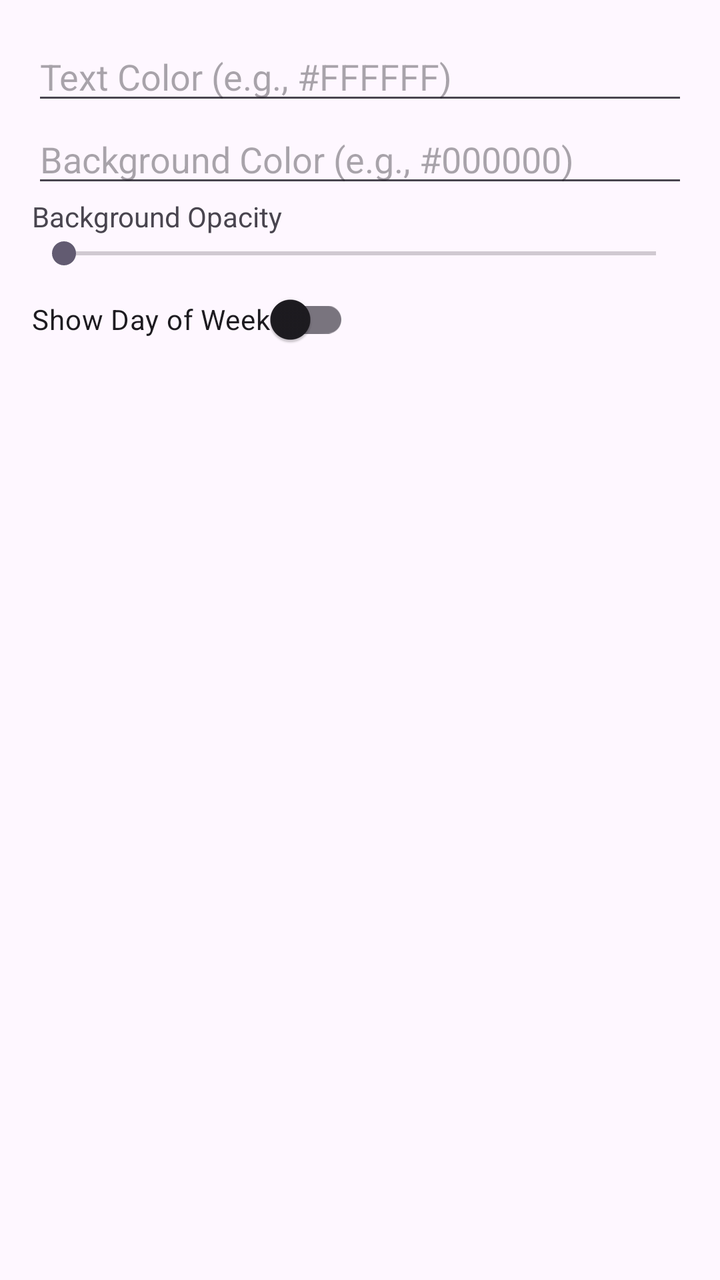
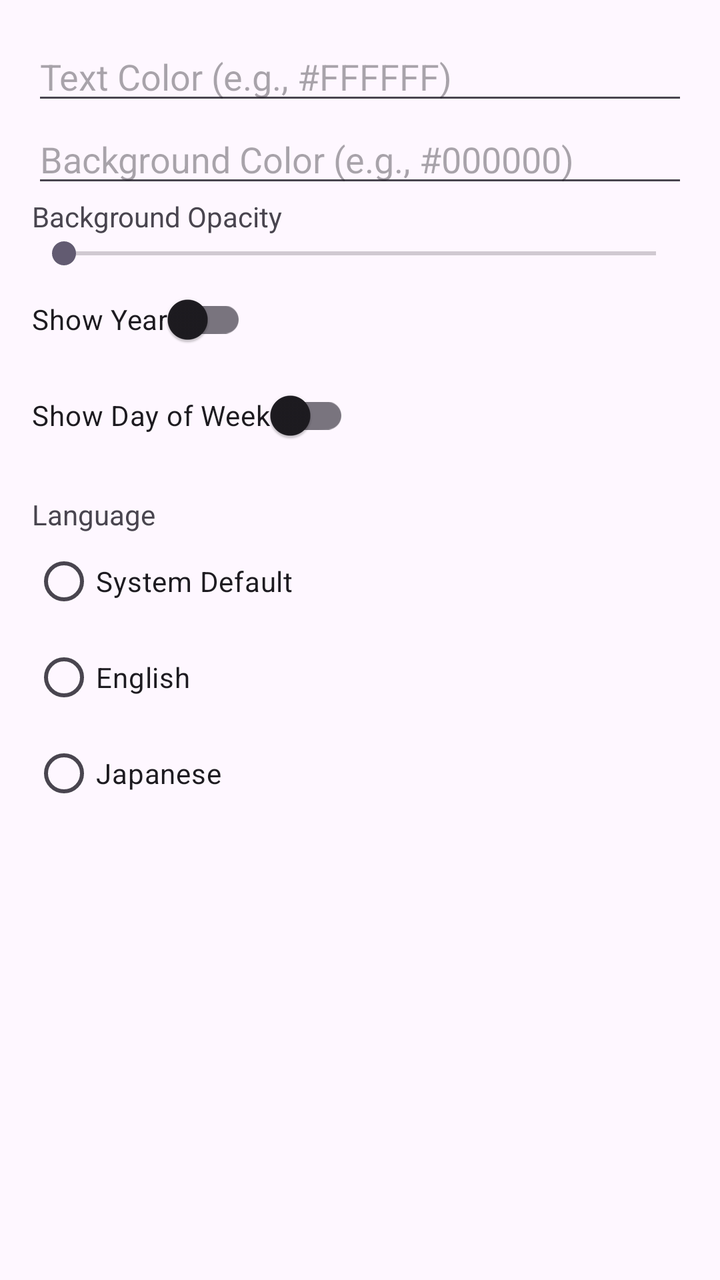

The first picture is an Android layout as it rendered before a commit; the second is the same layout after the commit. The layout source and the unified diff follow.
<!-- AndroidManifest.xml: application theme Theme.Onlydate -->
<!-- res/layout/activity_widget_config.xml -->
<?xml version="1.0" encoding="utf-8"?>
<LinearLayout xmlns:android="http://schemas.android.com/apk/res/android"
    android:layout_width="match_parent"
    android:layout_height="match_parent"
    android:orientation="vertical"
    android:padding="16dp">

    <EditText
        android:id="@+id/text_color_input"
        android:layout_width="match_parent"
        android:layout_height="wrap_content"
        android:hint="Text Color (e.g., #FFFFFF)" />

    <EditText
        android:id="@+id/background_color_input"
        android:layout_width="match_parent"
        android:layout_height="wrap_content"
        android:hint="Background Color (e.g., #000000)" />

    <TextView
        android:layout_width="wrap_content"
        android:layout_height="wrap_content"
        android:text="Background Opacity" />

    <SeekBar
        android:id="@+id/opacity_seekbar"
        android:layout_width="match_parent"
        android:layout_height="wrap_content"
        android:max="255" />

    <androidx.appcompat.widget.SwitchCompat
        android:id="@+id/show_day_of_week_switch"
        android:layout_width="wrap_content"
        android:layout_height="wrap_content"
        android:text="Show Day of Week" />


</LinearLayout>
<!-- resources referenced by this layout -->
<resources>
  <style name="Theme.Onlydate" parent="Base.Theme.Onlydate" />
  <style name="Base.Theme.Onlydate" parent="Theme.Material3.DayNight.NoActionBar">
          
          
      </style>
</resources>

<!-- the commit's change to res/layout/activity_widget_config.xml (unified diff, before → after) -->
@@ -29,10 +29,47 @@
         android:max="255" />
 
     <androidx.appcompat.widget.SwitchCompat
+        android:id="@+id/show_year_switch"
+        android:layout_width="wrap_content"
+        android:layout_height="wrap_content"
+        android:text="Show Year" />
+
+    <androidx.appcompat.widget.SwitchCompat
         android:id="@+id/show_day_of_week_switch"
         android:layout_width="wrap_content"
         android:layout_height="wrap_content"
         android:text="Show Day of Week" />
 
+    <TextView
+        android:layout_width="wrap_content"
+        android:layout_height="wrap_content"
+        android:layout_marginTop="16dp"
+        android:text="Language" />
+
+    <RadioGroup
+        android:id="@+id/language_radio_group"
+        android:layout_width="match_parent"
+        android:layout_height="wrap_content"
+        android:orientation="vertical">
+
+        <RadioButton
+            android:id="@+id/lang_system"
+            android:layout_width="wrap_content"
+            android:layout_height="wrap_content"
+            android:text="System Default" />
+
+        <RadioButton
+            android:id="@+id/lang_english"
+            android:layout_width="wrap_content"
+            android:layout_height="wrap_content"
+            android:text="English" />
+
+        <RadioButton
+            android:id="@+id/lang_japanese"
+            android:layout_width="wrap_content"
+            android:layout_height="wrap_content"
+            android:text="Japanese" />
+    </RadioGroup>
+
 
 </LinearLayout>
